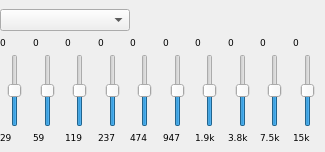
This is branches/sayonara-459/GUI/equalizer/GUI_Equalizer.ui in shahid334/sayonara-player as Qt 5 draws it before an edit. The edited form follows.
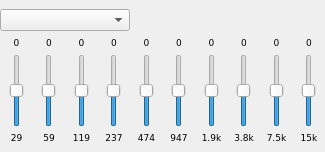
This is the edited form.

The edit to the form file:
```diff
--- a/branches/sayonara-459/GUI/equalizer/GUI_Equalizer.ui
+++ b/branches/sayonara-459/GUI/equalizer/GUI_Equalizer.ui
@@ -90,27 +90,27 @@
        <string>0</string>
       </property>
       <property name="alignment">
-       <set>Qt::AlignLeading|Qt::AlignLeft|Qt::AlignVCenter</set>
+       <set>Qt::AlignCenter</set>
       </property>
      </widget>
     </item>
     <item row="6" column="3">
      <widget class="QSlider" name="sli_2">
       <property name="sizePolicy">
-       <sizepolicy hsizetype="Fixed" vsizetype="Expanding">
+       <sizepolicy hsizetype="MinimumExpanding" vsizetype="Expanding">
         <horstretch>0</horstretch>
         <verstretch>0</verstretch>
        </sizepolicy>
       </property>
       <property name="minimumSize">
        <size>
-        <width>30</width>
+        <width>24</width>
         <height>65</height>
        </size>
       </property>
       <property name="maximumSize">
        <size>
-        <width>30</width>
+        <width>100</width>
         <height>5000</height>
        </size>
       </property>
@@ -134,20 +134,20 @@
     <item row="6" column="9">
      <widget class="QSlider" name="sli_8">
       <property name="sizePolicy">
-       <sizepolicy hsizetype="Fixed" vsizetype="Expanding">
+       <sizepolicy hsizetype="MinimumExpanding" vsizetype="Expanding">
         <horstretch>0</horstretch>
         <verstretch>0</verstretch>
        </sizepolicy>
       </property>
       <property name="minimumSize">
        <size>
-        <width>30</width>
+        <width>24</width>
         <height>65</height>
        </size>
       </property>
       <property name="maximumSize">
        <size>
-        <width>30</width>
+        <width>100</width>
         <height>5000</height>
        </size>
       </property>
@@ -189,27 +189,27 @@
        <string>0</string>
       </property>
       <property name="alignment">
-       <set>Qt::AlignLeading|Qt::AlignLeft|Qt::AlignVCenter</set>
+       <set>Qt::AlignCenter</set>
       </property>
      </widget>
     </item>
     <item row="6" column="6">
      <widget class="QSlider" name="sli_5">
       <property name="sizePolicy">
-       <sizepolicy hsizetype="Fixed" vsizetype="Expanding">
+       <sizepolicy hsizetype="MinimumExpanding" vsizetype="Expanding">
         <horstretch>0</horstretch>
         <verstretch>0</verstretch>
        </sizepolicy>
       </property>
       <property name="minimumSize">
        <size>
-        <width>30</width>
+        <width>24</width>
         <height>65</height>
        </size>
       </property>
       <property name="maximumSize">
        <size>
-        <width>30</width>
+        <width>100</width>
         <height>5000</height>
        </size>
       </property>
@@ -251,7 +251,7 @@
        <string>0</string>
       </property>
       <property name="alignment">
-       <set>Qt::AlignLeading|Qt::AlignLeft|Qt::AlignVCenter</set>
+       <set>Qt::AlignCenter</set>
       </property>
      </widget>
     </item>
@@ -276,7 +276,7 @@
        <string>0</string>
       </property>
       <property name="alignment">
-       <set>Qt::AlignLeading|Qt::AlignLeft|Qt::AlignVCenter</set>
+       <set>Qt::AlignCenter</set>
       </property>
      </widget>
     </item>
@@ -301,7 +301,7 @@
        <string>0</string>
       </property>
       <property name="alignment">
-       <set>Qt::AlignLeading|Qt::AlignLeft|Qt::AlignVCenter</set>
+       <set>Qt::AlignCenter</set>
       </property>
      </widget>
     </item>
@@ -326,27 +326,27 @@
        <string>0</string>
       </property>
       <property name="alignment">
-       <set>Qt::AlignLeading|Qt::AlignLeft|Qt::AlignVCenter</set>
+       <set>Qt::AlignCenter</set>
       </property>
      </widget>
     </item>
     <item row="6" column="7">
      <widget class="QSlider" name="sli_6">
       <property name="sizePolicy">
-       <sizepolicy hsizetype="Fixed" vsizetype="Expanding">
+       <sizepolicy hsizetype="MinimumExpanding" vsizetype="Expanding">
         <horstretch>0</horstretch>
         <verstretch>0</verstretch>
        </sizepolicy>
       </property>
       <property name="minimumSize">
        <size>
-        <width>30</width>
+        <width>24</width>
         <height>65</height>
        </size>
       </property>
       <property name="maximumSize">
        <size>
-        <width>30</width>
+        <width>100</width>
         <height>5000</height>
        </size>
       </property>
@@ -388,27 +388,27 @@
        <string>0</string>
       </property>
       <property name="alignment">
-       <set>Qt::AlignLeading|Qt::AlignLeft|Qt::AlignVCenter</set>
+       <set>Qt::AlignCenter</set>
       </property>
      </widget>
     </item>
     <item row="6" column="5">
      <widget class="QSlider" name="sli_4">
       <property name="sizePolicy">
-       <sizepolicy hsizetype="Fixed" vsizetype="Expanding">
+       <sizepolicy hsizetype="MinimumExpanding" vsizetype="Expanding">
         <horstretch>0</horstretch>
         <verstretch>0</verstretch>
        </sizepolicy>
       </property>
       <property name="minimumSize">
        <size>
-        <width>30</width>
+        <width>24</width>
         <height>65</height>
        </size>
       </property>
       <property name="maximumSize">
        <size>
-        <width>30</width>
+        <width>100</width>
         <height>5000</height>
        </size>
       </property>
@@ -432,20 +432,20 @@
     <item row="6" column="2">
      <widget class="QSlider" name="sli_1">
       <property name="sizePolicy">
-       <sizepolicy hsizetype="Fixed" vsizetype="Expanding">
+       <sizepolicy hsizetype="MinimumExpanding" vsizetype="Expanding">
         <horstretch>0</horstretch>
         <verstretch>0</verstretch>
        </sizepolicy>
       </property>
       <property name="minimumSize">
        <size>
-        <width>30</width>
+        <width>24</width>
         <height>65</height>
        </size>
       </property>
       <property name="maximumSize">
        <size>
-        <width>30</width>
+        <width>100</width>
         <height>5000</height>
        </size>
       </property>
@@ -487,27 +487,27 @@
        <string>0</string>
       </property>
       <property name="alignment">
-       <set>Qt::AlignLeading|Qt::AlignLeft|Qt::AlignVCenter</set>
+       <set>Qt::AlignCenter</set>
       </property>
      </widget>
     </item>
     <item row="6" column="1">
      <widget class="QSlider" name="sli_0">
       <property name="sizePolicy">
-       <sizepolicy hsizetype="Fixed" vsizetype="Expanding">
+       <sizepolicy hsizetype="MinimumExpanding" vsizetype="Expanding">
         <horstretch>0</horstretch>
         <verstretch>0</verstretch>
        </sizepolicy>
       </property>
       <property name="minimumSize">
        <size>
-        <width>30</width>
+        <width>24</width>
         <height>65</height>
        </size>
       </property>
       <property name="maximumSize">
        <size>
-        <width>30</width>
+        <width>100</width>
         <height>5000</height>
        </size>
       </property>
@@ -549,27 +549,27 @@
        <string>0</string>
       </property>
       <property name="alignment">
-       <set>Qt::AlignLeading|Qt::AlignLeft|Qt::AlignVCenter</set>
+       <set>Qt::AlignCenter</set>
       </property>
      </widget>
     </item>
     <item row="6" column="4">
      <widget class="QSlider" name="sli_3">
       <property name="sizePolicy">
-       <sizepolicy hsizetype="Fixed" vsizetype="Expanding">
+       <sizepolicy hsizetype="MinimumExpanding" vsizetype="Expanding">
         <horstretch>0</horstretch>
         <verstretch>0</verstretch>
        </sizepolicy>
       </property>
       <property name="minimumSize">
        <size>
-        <width>30</width>
+        <width>24</width>
         <height>65</height>
        </size>
       </property>
       <property name="maximumSize">
        <size>
-        <width>30</width>
+        <width>100</width>
         <height>5000</height>
        </size>
       </property>
@@ -611,7 +611,7 @@
        <string>0</string>
       </property>
       <property name="alignment">
-       <set>Qt::AlignLeading|Qt::AlignLeft|Qt::AlignVCenter</set>
+       <set>Qt::AlignCenter</set>
       </property>
      </widget>
     </item>
@@ -697,20 +697,20 @@
     <item row="6" column="10">
      <widget class="QSlider" name="sli_9">
       <property name="sizePolicy">
-       <sizepolicy hsizetype="Fixed" vsizetype="Expanding">
+       <sizepolicy hsizetype="MinimumExpanding" vsizetype="Expanding">
         <horstretch>0</horstretch>
         <verstretch>5</verstretch>
        </sizepolicy>
       </property>
       <property name="minimumSize">
        <size>
-        <width>30</width>
+        <width>24</width>
         <height>65</height>
        </size>
       </property>
       <property name="maximumSize">
        <size>
-        <width>30</width>
+        <width>100</width>
         <height>5000</height>
        </size>
       </property>
@@ -746,20 +746,20 @@
     <item row="6" column="8">
      <widget class="QSlider" name="sli_7">
       <property name="sizePolicy">
-       <sizepolicy hsizetype="Fixed" vsizetype="Expanding">
+       <sizepolicy hsizetype="MinimumExpanding" vsizetype="Expanding">
         <horstretch>0</horstretch>
         <verstretch>0</verstretch>
        </sizepolicy>
       </property>
       <property name="minimumSize">
        <size>
-        <width>30</width>
+        <width>24</width>
         <height>65</height>
        </size>
       </property>
       <property name="maximumSize">
        <size>
-        <width>30</width>
+        <width>100</width>
         <height>5000</height>
        </size>
       </property>
@@ -797,6 +797,9 @@
       <property name="text">
        <string>29</string>
       </property>
+      <property name="alignment">
+       <set>Qt::AlignCenter</set>
+      </property>
      </widget>
     </item>
     <item row="7" column="2">
@@ -816,6 +819,9 @@
       <property name="text">
        <string>59</string>
       </property>
+      <property name="alignment">
+       <set>Qt::AlignCenter</set>
+      </property>
      </widget>
     </item>
     <item row="7" column="3">
@@ -835,6 +841,9 @@
       <property name="text">
        <string>119</string>
       </property>
+      <property name="alignment">
+       <set>Qt::AlignCenter</set>
+      </property>
      </widget>
     </item>
     <item row="7" column="4">
@@ -854,6 +863,9 @@
       <property name="text">
        <string>237</string>
       </property>
+      <property name="alignment">
+       <set>Qt::AlignCenter</set>
+      </property>
      </widget>
     </item>
     <item row="7" column="5">
@@ -873,6 +885,9 @@
       <property name="text">
        <string>474</string>
       </property>
+      <property name="alignment">
+       <set>Qt::AlignCenter</set>
+      </property>
      </widget>
     </item>
     <item row="7" column="6">
@@ -892,6 +907,9 @@
       <property name="text">
        <string>947</string>
       </property>
+      <property name="alignment">
+       <set>Qt::AlignCenter</set>
+      </property>
      </widget>
     </item>
     <item row="7" column="7">
@@ -911,6 +929,9 @@
       <property name="text">
        <string>1.9k</string>
       </property>
+      <property name="alignment">
+       <set>Qt::AlignCenter</set>
+      </property>
      </widget>
     </item>
     <item row="7" column="8">
@@ -930,6 +951,9 @@
       <property name="text">
        <string>3.8k</string>
       </property>
+      <property name="alignment">
+       <set>Qt::AlignCenter</set>
+      </property>
      </widget>
     </item>
     <item row="7" column="9">
@@ -949,6 +973,9 @@
       <property name="text">
        <string>7.5k</string>
       </property>
+      <property name="alignment">
+       <set>Qt::AlignCenter</set>
+      </property>
      </widget>
     </item>
     <item row="7" column="10">
@@ -968,6 +995,9 @@
       <property name="text">
        <string>15k</string>
       </property>
+      <property name="alignment">
+       <set>Qt::AlignCenter</set>
+      </property>
      </widget>
     </item>
    </layout>
```
